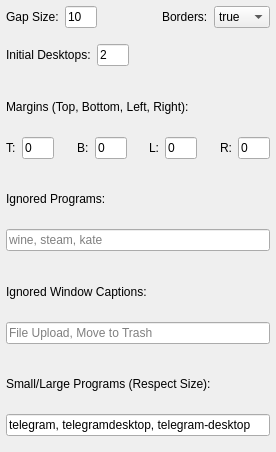
The window that contents/ui/config.ui (Jazqa/kwin-quarter-tiling) describes before a commit, drawn with Qt 5.
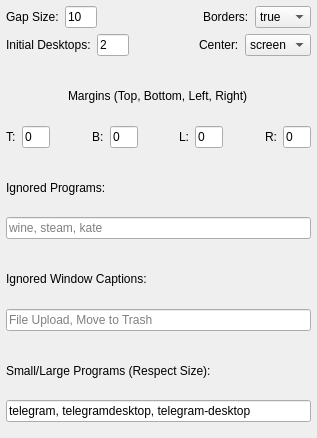
The same window after the commit.

Commit message: slightly improved tiling with small clients, option to center small clients to tile or screen

What changed in the file:
```diff
--- a/contents/ui/config.ui
+++ b/contents/ui/config.ui
@@ -6,8 +6,8 @@
    <rect>
     <x>0</x>
     <y>0</y>
-    <width>276</width>
-    <height>452</height>
+    <width>317</width>
+    <height>438</height>
    </rect>
   </property>
   <property name="windowTitle">
@@ -30,10 +30,9 @@
     <number>6</number>
    </property>
    <item>
-    <layout class="QHBoxLayout" name="horizontalLayout_6">
-     <property name="topMargin">
-      <number>0</number>
-     </property>
+    <layout class="QVBoxLayout" name="verticalLayout_4">
+     <item>
+      <layout class="QHBoxLayout" name="horizontalLayout_5">
      <item>
       <widget class="QLabel" name="gapLabel">
        <property name="text">
@@ -61,7 +60,7 @@
       </widget>
      </item>
      <item>
-      <spacer name="verticalSpacer">
+        <spacer name="horizontalSpacer_7">
        <property name="orientation">
         <enum>Qt::Horizontal</enum>
        </property>
@@ -97,23 +96,7 @@
     </layout>
    </item>
    <item>
-    <spacer name="verticalSpacer_2">
-     <property name="orientation">
-      <enum>Qt::Horizontal</enum>
-     </property>
-     <property name="sizeHint" stdset="0">
-      <size>
-       <width>40</width>
-       <height>10</height>
-      </size>
-     </property>
-    </spacer>
-   </item>
-   <item>
-    <layout class="QHBoxLayout" name="horizontalLayout_2">
-     <property name="topMargin">
-      <number>0</number>
-     </property>
+      <layout class="QHBoxLayout" name="horizontalLayout_7">
      <item>
       <widget class="QLabel" name="numDesksLabel">
        <property name="text">
@@ -147,10 +130,36 @@
        </property>
       </spacer>
      </item>
-    </layout>
-   </item>
+       <item>
+        <widget class="QLabel" name="label_6">
+         <property name="text">
+          <string>Center:</string>
+         </property>
+        </widget>
+       </item>
+       <item>
+        <widget class="QComboBox" name="kcfg_tileTo">
+         <property name="currentIndex">
+          <number>0</number>
+         </property>
+         <item>
+          <property name="text">
+           <string>screen</string>
+          </property>
+         </item>
+         <item>
+          <property name="text">
+           <string>tile</string>
+          </property>
+         </item>
+        </widget>
+       </item>
+      </layout>
+     </item>
+    </layout>
+   </item>
    <item>
-    <spacer name="verticalSpacer_3">
+    <spacer name="verticalSpacer_2">
      <property name="orientation">
       <enum>Qt::Horizontal</enum>
      </property>
@@ -162,10 +171,10 @@
      </property>
     </spacer>
    </item>
-   <item>
+   <item alignment="Qt::AlignHCenter">
     <widget class="QLabel" name="marginsLabel">
      <property name="text">
-      <string>Margins (Top, Bottom, Left, Right):</string>
+      <string>Margins (Top, Bottom, Left, Right)</string>
      </property>
     </widget>
    </item>
@@ -201,7 +210,7 @@
        </property>
        <property name="sizeHint" stdset="0">
         <size>
-         <width>5</width>
+         <width>40</width>
          <height>20</height>
         </size>
        </property>
@@ -234,7 +243,7 @@
        </property>
        <property name="sizeHint" stdset="0">
         <size>
-         <width>5</width>
+         <width>40</width>
          <height>20</height>
         </size>
        </property>
@@ -267,7 +276,7 @@
        </property>
        <property name="sizeHint" stdset="0">
         <size>
-         <width>5</width>
+         <width>40</width>
          <height>20</height>
         </size>
        </property>
```
Lines whose indentation alone changed are shown as unchanged. The commit also changes 2 other files.
